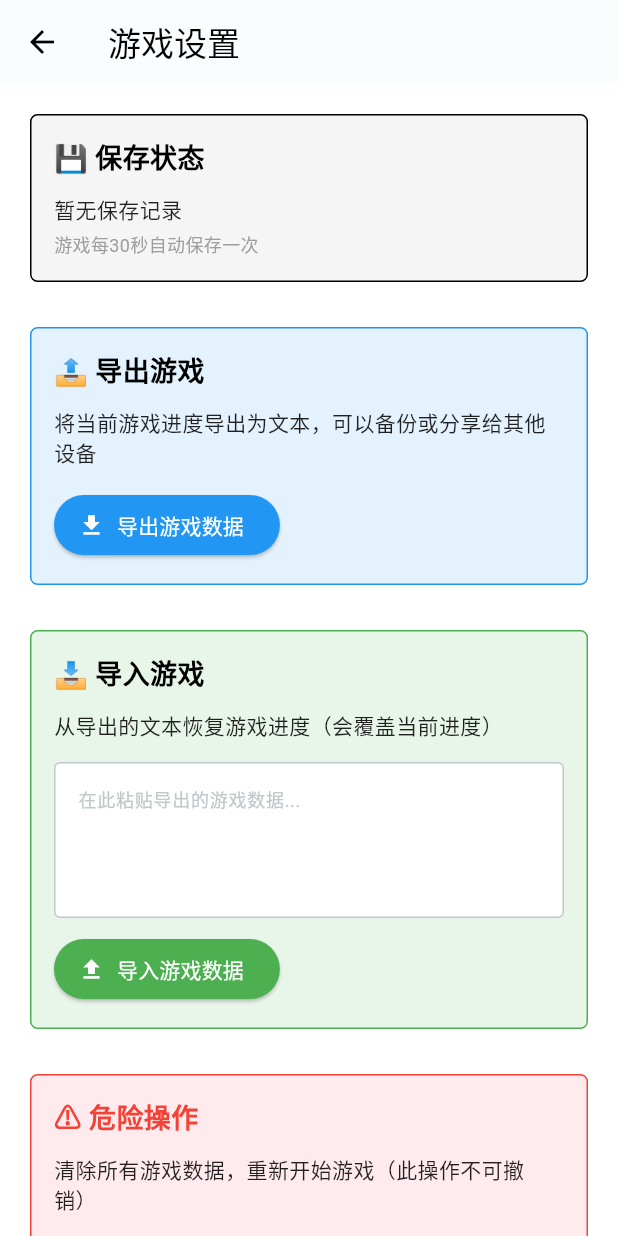
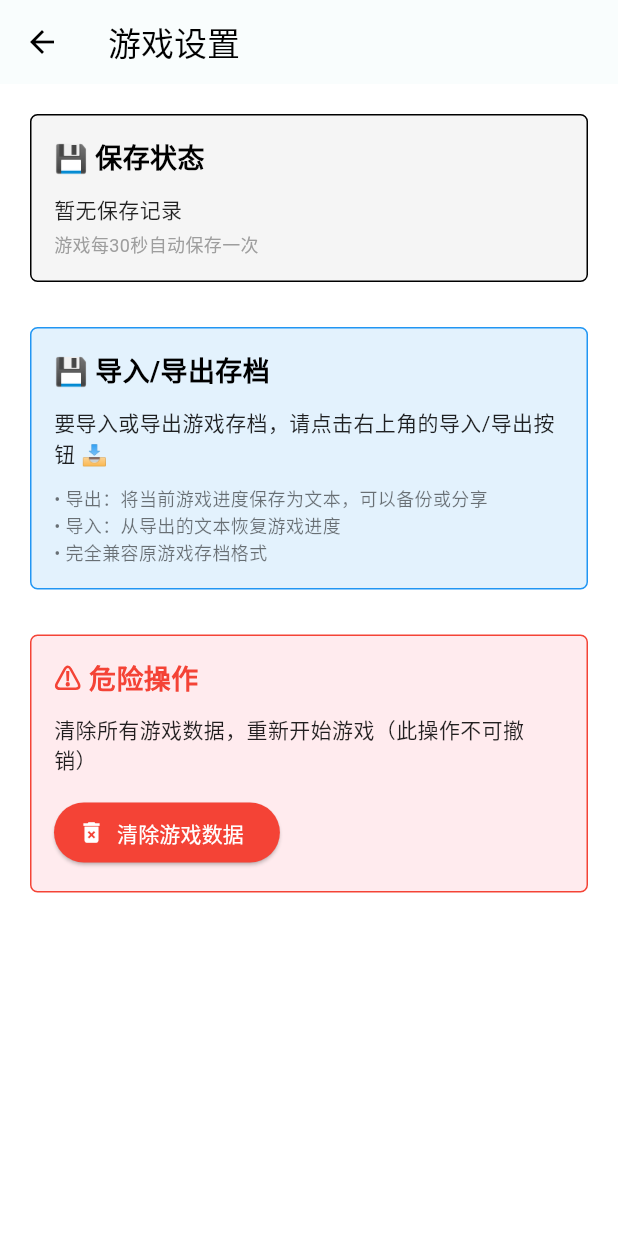
Before and after one commit to easycheaplife/a_dark_room_new, a Flutter app: the SettingsScreen screen opened directly, on a phone screen of 412 x 824 dp. Run offline on Flutter 3.47's test engine with Material 3 defaults, Android fonts, the phone set to English and light mode, and no system bars; our stand-ins replace shared_preferences; accounts and stored records are empty; Roboto replaces fonts that are missing (Times New Roman).

Commit message:
修复右上角重复的导入导出功能
 问题修复：
- 移除设置页面中重复的导入导出功能
- 保留Header中的统一导入导出按钮
- 在设置页面添加导入导出功能的使用提示

 改进内容：
- 简化设置页面UI，移除冗余的导入导出区域
- 添加友好的提示信息，指导用户使用右上角的导入导出按钮
- 清理未使用的代码和导入
- 移除不必要的TextEditingController

 用户体验：
- 避免功能重复，减少用户困惑
- 统一的导入导出入口，更加直观
- 设置页面更加简洁，专注于核心设置功能
- 保持功能完整性的同时提升界面一致性

```diff
--- a/lib/screens/settings_screen.dart
+++ b/lib/screens/settings_screen.dart
@@ -1,5 +1,4 @@
 import 'package:flutter/material.dart';
-import 'package:flutter/services.dart';
 import 'package:provider/provider.dart';
 
 import '../core/state_manager.dart';
@@ -14,7 +13,6 @@ class SettingsScreen extends StatefulWidget {
 }
 
 class _SettingsScreenState extends State<SettingsScreen> {
-  final TextEditingController _importController = TextEditingController();
   String? _saveTimeInfo;
   bool _isLoading = false;
 
@@ -22,12 +20,6 @@ class _SettingsScreenState extends State<SettingsScreen> {
   void initState() {
     super.initState();
     _loadSaveTimeInfo();
-  }
-
-  @override
-  void dispose() {
-    _importController.dispose();
-    super.dispose();
   }
 
   Future<void> _loadSaveTimeInfo() async {
@@ -66,13 +58,8 @@ class _SettingsScreenState extends State<SettingsScreen> {
 
                 const SizedBox(height: 30),
 
-                // 导出功能
-                _buildExportSection(stateManager),
-
-                const SizedBox(height: 30),
-
-                // 导入功能
-                _buildImportSection(stateManager),
+                // 导入导出提示
+                _buildImportExportHintSection(),
 
                 const SizedBox(height: 30),
 
@@ -130,7 +117,7 @@ class _SettingsScreenState extends State<SettingsScreen> {
     );
   }
 
-  Widget _buildExportSection(StateManager stateManager) {
+  Widget _buildImportExportHintSection() {
     return Container(
       width: double.infinity,
       padding: const EdgeInsets.all(15),
@@ -143,7 +130,7 @@ class _SettingsScreenState extends State<SettingsScreen> {
         crossAxisAlignment: CrossAxisAlignment.start,
         children: [
           const Text(
-            '📤 导出游戏',
+            '💾 导入/导出存档',
             style: TextStyle(
               fontSize: 18,
               fontWeight: FontWeight.bold,
@@ -153,81 +140,20 @@ class _SettingsScreenState extends State<SettingsScreen> {
           ),
           const SizedBox(height: 10),
           const Text(
-            '将当前游戏进度导出为文本，可以备份或分享给其他设备',
+            '要导入或导出游戏存档，请点击右上角的导入/导出按钮 📥',
             style: TextStyle(
               fontSize: 14,
               fontFamily: 'Times New Roman',
               color: Colors.black87,
             ),
           ),
-          const SizedBox(height: 15),
-          ElevatedButton.icon(
-            onPressed: _isLoading ? null : () => _exportGame(stateManager),
-            icon: const Icon(Icons.download),
-            label: const Text('导出游戏数据'),
-            style: ElevatedButton.styleFrom(
-              backgroundColor: Colors.blue,
-              foregroundColor: Colors.white,
-            ),
-          ),
-        ],
-      ),
-    );
-  }
-
-  Widget _buildImportSection(StateManager stateManager) {
-    return Container(
-      width: double.infinity,
-      padding: const EdgeInsets.all(15),
-      decoration: BoxDecoration(
-        color: Colors.green[50],
-        border: Border.all(color: Colors.green),
-        borderRadius: BorderRadius.circular(5),
-      ),
-      child: Column(
-        crossAxisAlignment: CrossAxisAlignment.start,
-        children: [
-          const Text(
-            '📥 导入游戏',
-            style: TextStyle(
-              fontSize: 18,
-              fontWeight: FontWeight.bold,
-              fontFamily: 'Times New Roman',
-              color: Colors.black,
-            ),
-          ),
           const SizedBox(height: 10),
           const Text(
-            '从导出的文本恢复游戏进度（会覆盖当前进度）',
+            '• 导出：将当前游戏进度保存为文本，可以备份或分享\n• 导入：从导出的文本恢复游戏进度\n• 完全兼容原游戏存档格式',
             style: TextStyle(
-              fontSize: 14,
+              fontSize: 12,
               fontFamily: 'Times New Roman',
-              color: Colors.black87,
-            ),
-          ),
-          const SizedBox(height: 15),
-          TextField(
-            controller: _importController,
-            maxLines: 4,
-            decoration: const InputDecoration(
-              hintText: '在此粘贴导出的游戏数据...',
-              border: OutlineInputBorder(),
-              filled: true,
-              fillColor: Colors.white,
-            ),
-            style: const TextStyle(
-              fontFamily: 'Times New Roman',
-              fontSize: 12,
-            ),
-          ),
-          const SizedBox(height: 10),
-          ElevatedButton.icon(
-            onPressed: _isLoading ? null : () => _importGame(stateManager),
-            icon: const Icon(Icons.upload),
-            label: const Text('导入游戏数据'),
-            style: ElevatedButton.styleFrom(
-              backgroundColor: Colors.green,
-              foregroundColor: Colors.white,
+              color: Colors.black54,
             ),
           ),
         ],
@@ -278,117 +204,6 @@ class _SettingsScreenState extends State<SettingsScreen> {
         ],
       ),
     );
-  }
-
-  Future<void> _exportGame(StateManager stateManager) async {
-    setState(() {
-      _isLoading = true;
-    });
-
-    try {
-      final exportData = stateManager.exportGameState();
-
-      // 复制到剪贴板
-      await Clipboard.setData(ClipboardData(text: exportData));
-
-      if (mounted) {
-        ScaffoldMessenger.of(context).showSnackBar(
-          const SnackBar(
-            content: Text('✅ 游戏数据已复制到剪贴板'),
-            backgroundColor: Colors.green,
-          ),
-        );
-      }
-    } catch (e) {
-      if (mounted) {
-        ScaffoldMessenger.of(context).showSnackBar(
-          SnackBar(
-            content: Text('❌ 导出失败：$e'),
-            backgroundColor: Colors.red,
-          ),
-        );
-      }
-    } finally {
-      setState(() {
-        _isLoading = false;
-      });
-    }
-  }
-
-  Future<void> _importGame(StateManager stateManager) async {
-    final importData = _importController.text.trim();
-
-    if (importData.isEmpty) {
-      ScaffoldMessenger.of(context).showSnackBar(
-        const SnackBar(
-          content: Text('❌ 请输入要导入的游戏数据'),
-          backgroundColor: Colors.orange,
-        ),
-      );
-      return;
-    }
-
-    // 显示确认对话框
-    final confirmed = await showDialog<bool>(
-      context: context,
-      builder: (context) => AlertDialog(
-        title: const Text('确认导入'),
-        content: const Text('导入新的游戏数据会覆盖当前进度，确定要继续吗？'),
-        actions: [
-          TextButton(
-            onPressed: () => Navigator.of(context).pop(false),
-            child: const Text('取消'),
-          ),
-          TextButton(
-            onPressed: () => Navigator.of(context).pop(true),
-            child: const Text('确定'),
-          ),
-        ],
-      ),
-    );
-
-    if (confirmed != true) return;
-
-    setState(() {
-      _isLoading = true;
-    });
-
-    try {
-      final success = await stateManager.importGameState(importData);
-
-      if (mounted) {
-        if (success) {
-          ScaffoldMessenger.of(context).showSnackBar(
-            const SnackBar(
-              content: Text('✅ 游戏数据导入成功'),
-              backgroundColor: Colors.green,
-            ),
-          );
-          _importController.clear();
-          await _loadSaveTimeInfo();
-        } else {
-          ScaffoldMessenger.of(context).showSnackBar(
-            const SnackBar(
-              content: Text('❌ 导入失败：数据格式无效'),
-              backgroundColor: Colors.red,
-            ),
-          );
-        }
-      }
-    } catch (e) {
-      if (mounted) {
-        ScaffoldMessenger.of(context).showSnackBar(
-          SnackBar(
-            content: Text('❌ 导入失败：$e'),
-            backgroundColor: Colors.red,
-          ),
-        );
-      }
-    } finally {
-      setState(() {
-        _isLoading = false;
-      });
-    }
   }
 
   Future<void> _clearGameData(StateManager stateManager) async {
```
